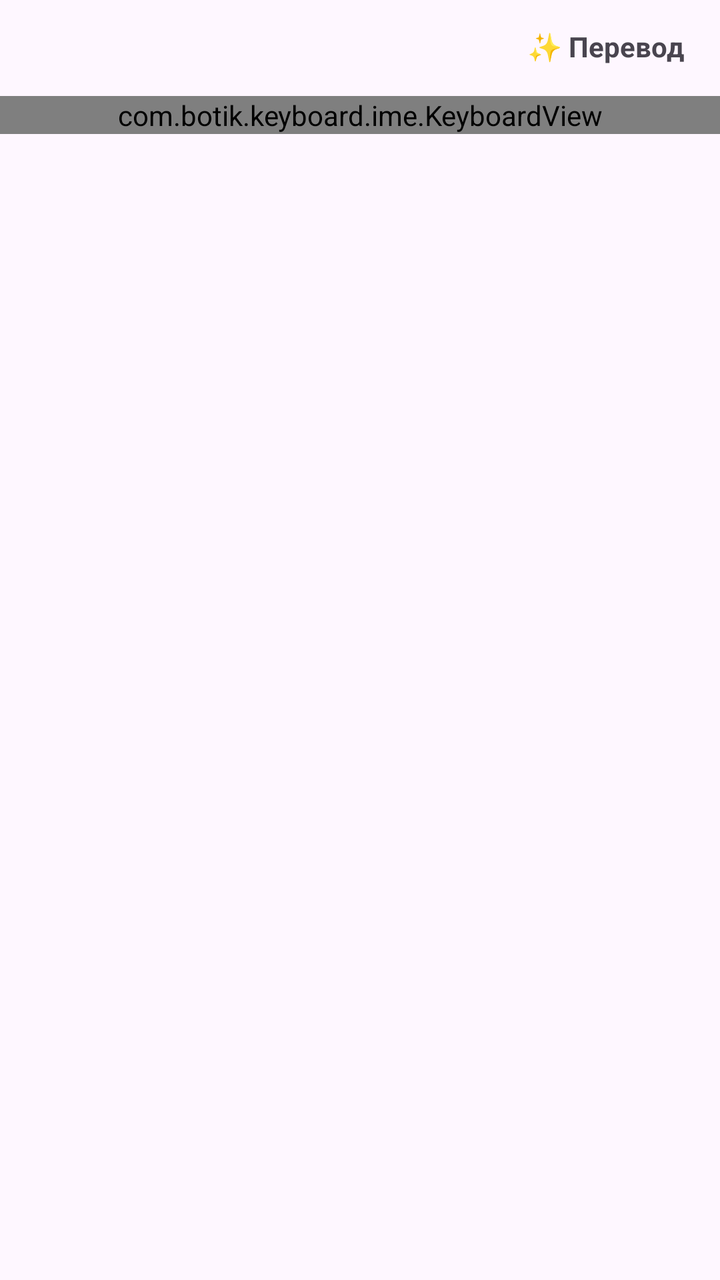
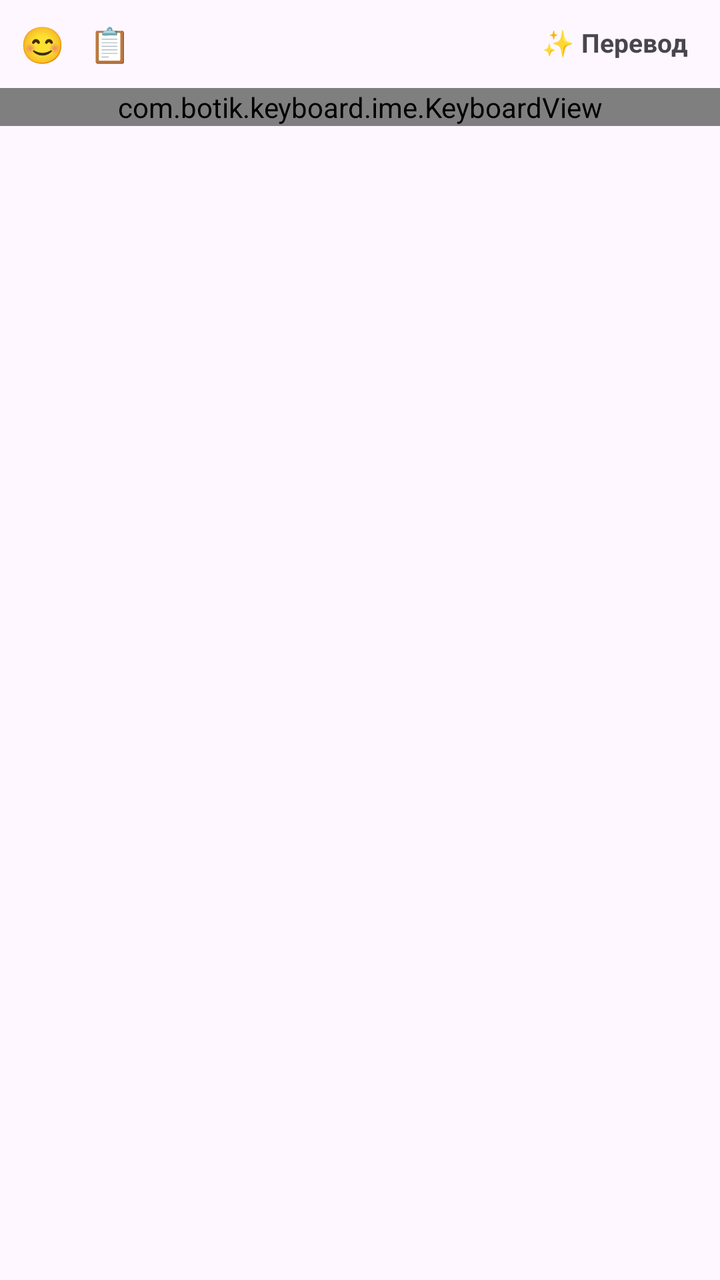

Two renders of the same Android screen: before a commit and after it. Below are the layout's source before the change and the commit's diff.
<!-- AndroidManifest.xml: application theme Theme.Botik -->
<!-- res/layout/keyboard_view.xml -->
<?xml version="1.0" encoding="utf-8"?>
<LinearLayout xmlns:android="http://schemas.android.com/apk/res/android"
    android:id="@+id/keyboard_root"
    android:layout_width="match_parent"
    android:layout_height="wrap_content"
    android:clipChildren="false"
    android:clipToPadding="false"
    android:orientation="vertical">

    <LinearLayout
        android:id="@+id/translation_bar"
        android:layout_width="match_parent"
        android:layout_height="48dp"
        android:gravity="center_vertical"
        android:orientation="horizontal"
        android:paddingStart="6dp"
        android:paddingEnd="6dp">

        <TextView
            android:id="@+id/lang_chip"
            android:layout_width="wrap_content"
            android:layout_height="34dp"
            android:gravity="center"
            android:includeFontPadding="false"
            android:maxLines="1"
            android:paddingStart="10dp"
            android:paddingEnd="10dp"
            android:textSize="14sp"
            android:textStyle="bold" />

        <TextView
            android:id="@+id/preview"
            android:layout_width="0dp"
            android:layout_height="match_parent"
            android:layout_weight="1"
            android:ellipsize="start"
            android:gravity="center_vertical"
            android:maxLines="2"
            android:paddingStart="10dp"
            android:paddingEnd="8dp"
            android:textSize="14sp" />

        <ProgressBar
            android:id="@+id/progress"
            style="?android:attr/progressBarStyleSmall"
            android:layout_width="20dp"
            android:layout_height="20dp"
            android:layout_marginEnd="6dp"
            android:indeterminate="true"
            android:visibility="gone" />

        <TextView
            android:id="@+id/undo"
            android:layout_width="36dp"
            android:layout_height="36dp"
            android:layout_marginEnd="4dp"
            android:contentDescription="@string/undo_translation"
            android:gravity="center"
            android:text="↶"
            android:textSize="20sp"
            android:visibility="gone" />

        <TextView
            android:id="@+id/translate"
            android:layout_width="wrap_content"
            android:layout_height="36dp"
            android:contentDescription="@string/translate"
            android:gravity="center"
            android:includeFontPadding="false"
            android:minWidth="36dp"
            android:paddingStart="12dp"
            android:paddingEnd="12dp"
            android:text="@string/translate_short"
            android:textSize="14sp"
            android:textStyle="bold" />
    </LinearLayout>

    <FrameLayout
        android:id="@+id/keyboard_body"
        android:layout_width="match_parent"
        android:layout_height="wrap_content"
        android:clipChildren="false"
        android:clipToPadding="false">

        <com.botik.keyboard.ime.KeyboardView
            android:id="@+id/keyboard"
            android:layout_width="match_parent"
            android:layout_height="wrap_content" />

        <ScrollView
            android:id="@+id/lang_panel"
            android:layout_width="match_parent"
            android:layout_height="0dp"
            android:fadeScrollbars="true"
            android:visibility="gone">

            <LinearLayout
                android:id="@+id/lang_panel_content"
                android:layout_width="match_parent"
                android:layout_height="wrap_content"
                android:orientation="vertical"
                android:padding="8dp" />
        </ScrollView>
    </FrameLayout>
</LinearLayout>
<!-- resources referenced by this layout -->
<resources>
  <string name="translate">Перевести</string>
  <string name="translate_short">✨ Перевод</string>
  <string name="undo_translation">Вернуть оригинал</string>
  <style name="Theme.Botik" parent="Theme.Material3.DayNight.NoActionBar">
          <item name="colorPrimary">@color/botik_primary</item>
          <item name="colorOnPrimary">#FFFFFF</item>
          <item name="colorSecondary">@color/botik_secondary</item>
          <item name="android:statusBarColor">@android:color/transparent</item>
      </style>
  <color name="botik_primary">#6A4DF5</color>
  <color name="botik_secondary">#2F95E8</color>
</resources>

<!-- the commit's change to res/layout/keyboard_view.xml (unified diff, before → after) -->
@@ -10,22 +10,41 @@
     <LinearLayout
         android:id="@+id/translation_bar"
         android:layout_width="match_parent"
-        android:layout_height="48dp"
+        android:layout_height="44dp"
         android:gravity="center_vertical"
         android:orientation="horizontal"
-        android:paddingStart="6dp"
+        android:paddingStart="4dp"
         android:paddingEnd="6dp">
+
+        <TextView
+            android:id="@+id/btn_emoji"
+            android:layout_width="34dp"
+            android:layout_height="34dp"
+            android:contentDescription="@string/emoji"
+            android:gravity="center"
+            android:text="😊"
+            android:textSize="18sp" />
+
+        <TextView
+            android:id="@+id/btn_clipboard"
+            android:layout_width="34dp"
+            android:layout_height="34dp"
+            android:layout_marginEnd="4dp"
+            android:contentDescription="@string/clipboard"
+            android:gravity="center"
+            android:text="📋"
+            android:textSize="17sp" />
 
         <TextView
             android:id="@+id/lang_chip"
             android:layout_width="wrap_content"
-            android:layout_height="34dp"
+            android:layout_height="32dp"
             android:gravity="center"
             android:includeFontPadding="false"
             android:maxLines="1"
-            android:paddingStart="10dp"
-            android:paddingEnd="10dp"
-            android:textSize="14sp"
+            android:paddingStart="9dp"
+            android:paddingEnd="9dp"
+            android:textSize="13sp"
             android:textStyle="bold" />
 
         <TextView
@@ -36,9 +55,9 @@
             android:ellipsize="start"
             android:gravity="center_vertical"
             android:maxLines="2"
-            android:paddingStart="10dp"
-            android:paddingEnd="8dp"
-            android:textSize="14sp" />
+            android:paddingStart="8dp"
+            android:paddingEnd="6dp"
+            android:textSize="13sp" />
 
         <ProgressBar
             android:id="@+id/progress"
@@ -63,15 +82,15 @@
         <TextView
             android:id="@+id/translate"
             android:layout_width="wrap_content"
-            android:layout_height="36dp"
+            android:layout_height="34dp"
             android:contentDescription="@string/translate"
             android:gravity="center"
             android:includeFontPadding="false"
-            android:minWidth="36dp"
-            android:paddingStart="12dp"
-            android:paddingEnd="12dp"
+            android:minWidth="34dp"
+            android:paddingStart="10dp"
+            android:paddingEnd="10dp"
             android:text="@string/translate_short"
-            android:textSize="14sp"
+            android:textSize="13sp"
             android:textStyle="bold" />
     </LinearLayout>
 
@@ -101,5 +120,18 @@
                 android:orientation="vertical"
                 android:padding="8dp" />
         </ScrollView>
+
+        
+        <FrameLayout
+            android:id="@+id/emoji_panel"
+            android:layout_width="match_parent"
+            android:layout_height="0dp"
+            android:visibility="gone" />
+
+        <FrameLayout
+            android:id="@+id/clip_panel"
+            android:layout_width="match_parent"
+            android:layout_height="0dp"
+            android:visibility="gone" />
     </FrameLayout>
 </LinearLayout>
<!-- resource entries referenced after the edit -->
@@ -1,5 +1,7 @@
 <!-- resources referenced by this layout -->
 <resources>
+  <string name="clipboard">Буфер обмена</string>
+  <string name="emoji">Эмодзи</string>
   <string name="translate">Перевести</string>
   <string name="translate_short">✨ Перевод</string>
   <string name="undo_translation">Вернуть оригинал</string>
